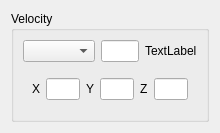
This is gui/Pages/BoundaryConditionsVelocityInletForm.ui in code-saturne/code_saturne as Qt 5 draws it before an edit. The edited form follows.
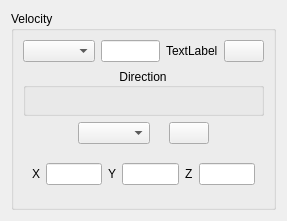
This is the edited form. Icons and pictures are not drawn.

Commit message: Numerous modifications in the Graphical User Interface. - refactoring of GUI reader. - update coal combustion management for oxycombustion modelling - update radiative transfer management (partly) - activate formula management for b.c., phys. prop., ... - activate atmospheric modelling - activate mobile mesh and fluid structure interaction management - several fixes

Patch:
```diff
--- a/gui/Pages/BoundaryConditionsVelocityInletForm.ui
+++ b/gui/Pages/BoundaryConditionsVelocityInletForm.ui
@@ -5,8 +5,8 @@
    <rect>
     <x>0</x>
     <y>0</y>
-    <width>220</width>
-    <height>133</height>
+    <width>287</width>
+    <height>221</height>
    </rect>
   </property>
   <property name="windowTitle" >
@@ -18,9 +18,9 @@
      <property name="title" >
       <string>Velocity</string>
      </property>
-     <layout class="QVBoxLayout" >
+     <layout class="QVBoxLayout" name="verticalLayout" >
       <item>
-       <layout class="QHBoxLayout" name="_2" >
+       <layout class="QHBoxLayout" name="horizontalLayout_4" >
         <item>
          <spacer>
           <property name="orientation" >
@@ -39,19 +39,6 @@
           <item>
            <widget class="QComboBox" name="comboBoxVelocity" />
           </item>
-          <item>
-           <spacer>
-            <property name="orientation" >
-             <enum>Qt::Horizontal</enum>
-            </property>
-            <property name="sizeHint" stdset="0" >
-             <size>
-              <width>16</width>
-              <height>22</height>
-             </size>
-            </property>
-           </spacer>
-          </item>
           <item>
            <widget class="QLineEdit" name="lineEditVelocity" />
           </item>
@@ -62,6 +49,36 @@
             </property>
            </widget>
           </item>
+          <item>
+           <spacer name="horizontalSpacer" >
+            <property name="orientation" >
+             <enum>Qt::Horizontal</enum>
+            </property>
+            <property name="sizeHint" stdset="0" >
+             <size>
+              <width>17</width>
+              <height>20</height>
+             </size>
+            </property>
+           </spacer>
+          </item>
+          <item>
+           <widget class="QPushButton" name="pushButtonVelocityFormula" >
+            <property name="text" >
+             <string/>
+            </property>
+            <property name="icon" >
+             <iconset resource="resources_pages.qrc" >
+              <normaloff>:/new/prefix1/icons/22x22/edit-find-replace.png</normaloff>:/new/prefix1/icons/22x22/edit-find-replace.png</iconset>
+            </property>
+            <property name="iconSize" >
+             <size>
+              <width>22</width>
+              <height>22</height>
+             </size>
+            </property>
+           </widget>
+          </item>
          </layout>
         </item>
         <item>
@@ -80,7 +97,87 @@
        </layout>
       </item>
       <item>
-       <widget class="QFrame" name="frameVelocity" >
+       <widget class="QGroupBox" name="groupBox" >
+        <property name="title" >
+         <string>Direction</string>
+        </property>
+        <property name="alignment" >
+         <set>Qt::AlignCenter</set>
+        </property>
+        <property name="flat" >
+         <bool>true</bool>
+        </property>
+       </widget>
+      </item>
+      <item>
+       <layout class="QHBoxLayout" name="horizontalLayout_2" >
+        <item>
+         <spacer name="horizontalSpacer_2" >
+          <property name="orientation" >
+           <enum>Qt::Horizontal</enum>
+          </property>
+          <property name="sizeHint" stdset="0" >
+           <size>
+            <width>40</width>
+            <height>20</height>
+           </size>
+          </property>
+         </spacer>
+        </item>
+        <item>
+         <layout class="QHBoxLayout" name="horizontalLayout" >
+          <item>
+           <widget class="QComboBox" name="comboBoxDirection" />
+          </item>
+          <item>
+           <spacer name="horizontalSpacer_3" >
+            <property name="orientation" >
+             <enum>Qt::Horizontal</enum>
+            </property>
+            <property name="sizeHint" stdset="0" >
+             <size>
+              <width>13</width>
+              <height>20</height>
+             </size>
+            </property>
+           </spacer>
+          </item>
+          <item>
+           <widget class="QPushButton" name="pushButtonDirectionFormula" >
+            <property name="text" >
+             <string/>
+            </property>
+            <property name="icon" >
+             <iconset resource="resources_pages.qrc" >
+              <normaloff>:/new/prefix1/icons/22x22/edit-find-replace.png</normaloff>:/new/prefix1/icons/22x22/edit-find-replace.png</iconset>
+            </property>
+            <property name="iconSize" >
+             <size>
+              <width>22</width>
+              <height>22</height>
+             </size>
+            </property>
+           </widget>
+          </item>
+         </layout>
+        </item>
+        <item>
+         <spacer name="horizontalSpacer_4" >
+          <property name="orientation" >
+           <enum>Qt::Horizontal</enum>
+          </property>
+          <property name="sizeHint" stdset="0" >
+           <size>
+            <width>40</width>
+            <height>20</height>
+           </size>
+          </property>
+         </spacer>
+        </item>
+       </layout>
+      </item>
+      <item>
+       <widget class="QFrame" name="frameDirectionCoordinates" >
         <property name="minimumSize" >
          <size>
           <width>16</width>
```
Left out of the diff: 12 changed lines with no effect on the pictures. The commit also changes 78 other files.
